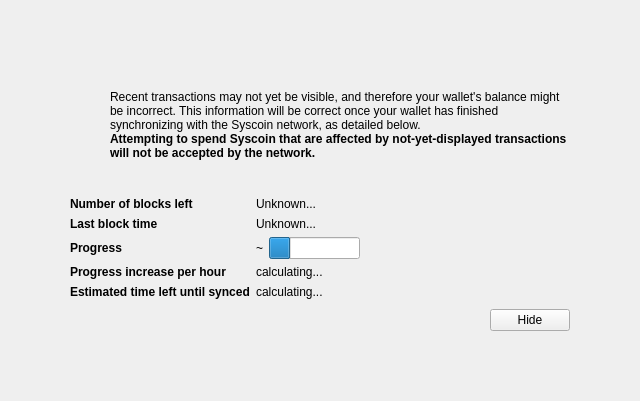
Before: the Qt Designer form src/qt/forms/modaloverlay.ui in martkist/martkist, drawn with Qt 5.
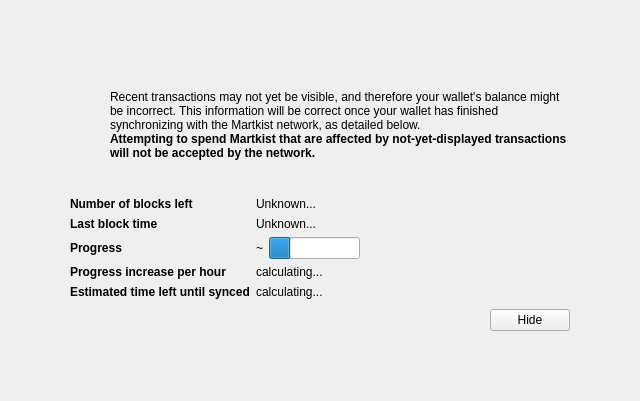
After: the same form once the commit is applied. Icons and pictures are not drawn. Custom widgets are drawn as their Qt base class.

```diff
--- a/src/qt/forms/modaloverlay.ui
+++ b/src/qt/forms/modaloverlay.ui
@@ -128,7 +128,7 @@
              <item>
               <widget class="QLabel" name="infoText">
                <property name="text">
-                <string>Recent transactions may not yet be visible, and therefore your wallet's balance might be incorrect. This information will be correct once your wallet has finished synchronizing with the Syscoin network, as detailed below.</string>
+                <string>Recent transactions may not yet be visible, and therefore your wallet's balance might be incorrect. This information will be correct once your wallet has finished synchronizing with the Martkist network, as detailed below.</string>
                </property>
                <property name="textFormat">
                 <enum>Qt::RichText</enum>
@@ -147,7 +147,7 @@
                 </font>
                </property>
                <property name="text">
-                <string>Attempting to spend Syscoin that are affected by not-yet-displayed transactions will not be accepted by the network.</string>
+                <string>Attempting to spend Martkist that are affected by not-yet-displayed transactions will not be accepted by the network.</string>
                </property>
                <property name="textFormat">
                 <enum>Qt::RichText</enum>
```
